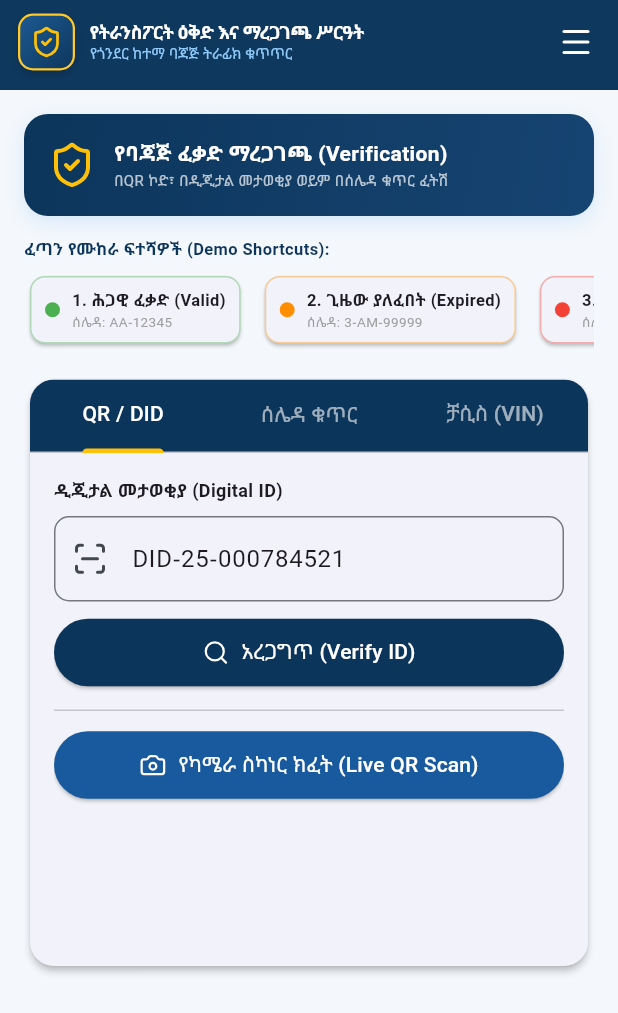
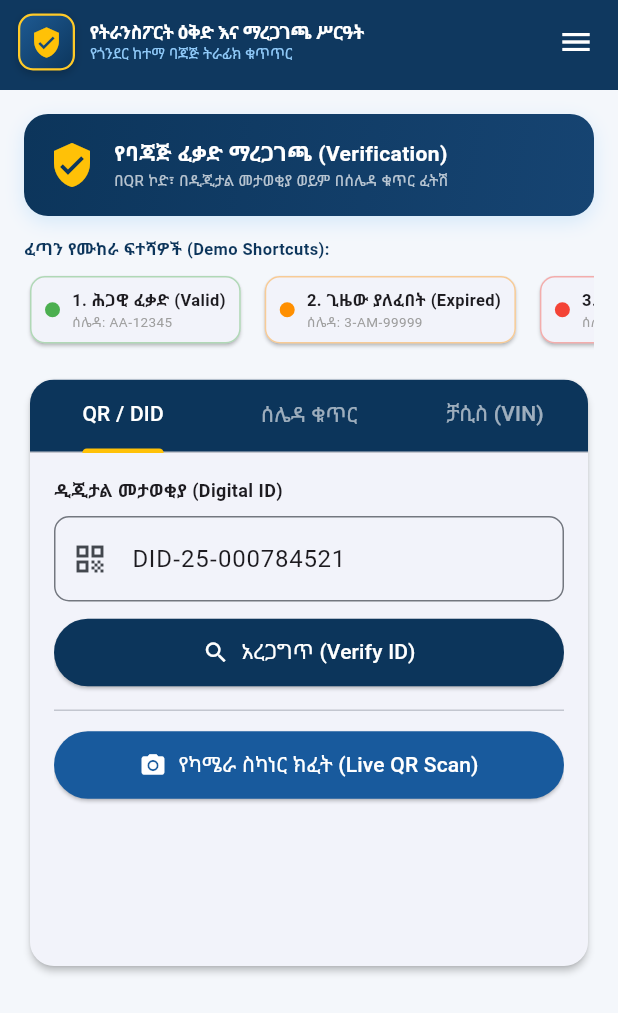
Before and after one commit to yata13/transport-service-information-systems, a Flutter app: the screen it shows after launch, after a tap on "ግባ (Sign In)", on a phone screen of 412 x 824 dp. Shown: the top 1013 px of the screen. Run offline on Flutter 3.47's test engine with Material 3 defaults, Android fonts, the phone set to English and light mode, and no system bars; our stand-ins replace google_fonts, qr_flutter, supabase_flutter; missing offline and left inert: mobile_scanner; accounts and stored records are empty; network calls fail.

Commit message:
refactor: replace Lucide icons with Flutter Material icons
Replaced third-party Lucide icons with native Material Icons to simplify dependencies and enhance UI consistency. Also improved Supabase initialization logic in main.dart.

```diff
--- a/flutter_app/lib/main.dart
+++ b/flutter_app/lib/main.dart
@@ -2,24 +2,25 @@ import 'package:flutter/material.dart';
 import 'package:google_fonts/google_fonts.dart';
 import 'package:supabase_flutter/supabase_flutter.dart';
 import 'screens/login_screen.dart';
+import 'services/supabase_service.dart';
 
 void main() async {
   WidgetsFlutterBinding.ensureInitialized();
 
-  // REPLACE WITH YOUR SUPABASE URL & ANON KEY
-  // Found in Supabase Dashboard -> Project Settings -> API
+  // Supabase Credentials
   const supabaseUrl = 'https://fvqmdcwvtreqkxsrgisi.supabase.co';
   const supabaseKey = 'sb_publishable_LwXB0Bn1J3QkmwZCinCWkQ_gfVyzdpz';
 
   try {
-    if (!supabaseUrl.contains('YOUR_SUPABASE')) {
+    if (!supabaseUrl.contains('YOUR_SUPABASE') && supabaseUrl.isNotEmpty) {
       await Supabase.initialize(
         url: supabaseUrl,
         anonKey: supabaseKey,
       );
+      SupabaseService.isConfigured = true;
     }
   } catch (e) {
-    debugPrint('Supabase offline or not yet configured: $e');
+    debugPrint('Supabase offline or initialization error: $e');
   }
 
   runApp(const GondarTrafficApp());
--- a/flutter_app/lib/screens/login_screen.dart
+++ b/flutter_app/lib/screens/login_screen.dart
@@ -1,5 +1,4 @@
 import 'package:flutter/material.dart';
-import 'package:lucide_icons/lucide_icons.dart';
 import '../services/supabase_service.dart';
 import 'app_shell.dart';
 
@@ -91,7 +90,7 @@ class _LoginScreenState extends State<LoginScreen> {
                           ),
                         ],
                       ),
-                      child: const Icon(LucideIcons.shieldCheck, color: Colors.amber, size: 48),
+                      child: const Icon(Icons.verified_user, color: Colors.amber, size: 48),
                     ),
                   ],
                 ),
@@ -139,7 +138,7 @@ class _LoginScreenState extends State<LoginScreen> {
                     children: [
                       const Row(
                         children: [
-                          Icon(LucideIcons.lock, size: 18, color: Color(0xFF0C355B)),
+                          Icon(Icons.lock, size: 18, color: Color(0xFF0C355B)),
                           SizedBox(width: 8),
                           Text(
                             'የፍተሻ መኮንን መግቢያ (Officer Login)',
@@ -157,7 +156,7 @@ class _LoginScreenState extends State<LoginScreen> {
                         controller: _usernameController,
                         decoration: InputDecoration(
                           labelText: 'የተጠቃሚ ስም (Username)',
-                          prefixIcon: const Icon(LucideIcons.user, size: 20),
+                          prefixIcon: const Icon(Icons.person, size: 20),
                           border: OutlineInputBorder(borderRadius: BorderRadius.circular(12)),
                           filled: true,
                           fillColor: const Color(0xFFF9FBFC),
@@ -170,7 +169,7 @@ class _LoginScreenState extends State<LoginScreen> {
                         obscureText: true,
                         decoration: InputDecoration(
                           labelText: 'የይለፍ ቃል (Password)',
-                          prefixIcon: const Icon(LucideIcons.key, size: 20),
+                          prefixIcon: const Icon(Icons.vpn_key, size: 20),
                           border: OutlineInputBorder(borderRadius: BorderRadius.circular(12)),
                           filled: true,
                           fillColor: const Color(0xFFF9FBFC),
@@ -231,12 +230,12 @@ class _LoginScreenState extends State<LoginScreen> {
                         runSpacing: 8,
                         children: [
                           ActionChip(
-                            avatar: const Icon(LucideIcons.userCheck, size: 14, color: Color(0xFF0C355B)),
+                            avatar: const Icon(Icons.check_circle, size: 14, color: Color(0xFF0C355B)),
                             label: const Text('ኢንስፔክተር አበበ (Abebe)', style: TextStyle(fontSize: 11)),
                             onPressed: () => _fillDemo('inspector_abebe', 'gondar2025'),
                           ),
                           ActionChip(
-                            avatar: const Icon(LucideIcons.shield, size: 14, color: Color(0xFF0C355B)),
+                            avatar: const Icon(Icons.shield, size: 14, color: Color(0xFF0C355B)),
                             label: const Text('ረዳት ሰለሞን (Selemon)', style: TextStyle(fontSize: 11)),
                             onPressed: () => _fillDemo('inspector_selemon', 'gondar2025'),
                           ),
--- a/flutter_app/lib/screens/reports_screen.dart
+++ b/flutter_app/lib/screens/reports_screen.dart
@@ -1,5 +1,4 @@
 import 'package:flutter/material.dart';
-import 'package:lucide_icons/lucide_icons.dart';
 import '../models/violation_report.dart';
 import '../services/supabase_service.dart';
 
--- a/flutter_app/lib/screens/verification_screen.dart
+++ b/flutter_app/lib/screens/verification_screen.dart
@@ -1,5 +1,4 @@
 import 'package:flutter/material.dart';
-import 'package:lucide_icons/lucide_icons.dart';
 import 'package:mobile_scanner/mobile_scanner.dart';
 import '../services/supabase_service.dart';
 import '../models/bajaj_vehicle.dart';
@@ -169,7 +168,7 @@ class _VerificationScreenState extends State<VerificationScreen>
             ),
             child: const Row(
               children: [
-                Icon(LucideIcons.shieldCheck, color: Colors.amber, size: 32),
+                Icon(Icons.verified_user, color: Colors.amber, size: 32),
                 SizedBox(width: 12),
                 Expanded(
                   child: Column(
@@ -275,14 +274,14 @@ class _VerificationScreenState extends State<VerificationScreen>
                               controller: _didController,
                               decoration: InputDecoration(
                                 hintText: 'DID-25-000784521',
-                                prefixIcon: const Icon(LucideIcons.scanLine),
+                                prefixIcon: const Icon(Icons.qr_code),
                                 border: OutlineInputBorder(borderRadius: BorderRadius.circular(10)),
                               ),
                             ),
                             const SizedBox(height: 10),
                             ElevatedButton.icon(
                               onPressed: () => _runVerification(_didController.text, 'did'),
-                              icon: const Icon(LucideIcons.search, size: 18),
+                              icon: const Icon(Icons.search, size: 18),
                               label: const Text('አረጋግጥ (Verify ID)'),
                               style: ElevatedButton.styleFrom(
                                 backgroundColor: const Color(0xFF0C355B),
@@ -299,7 +298,7 @@ class _VerificationScreenState extends State<VerificationScreen>
                               onPressed: () {
                                 setState(() => _isScannerOpen = !_isScannerOpen);
                               },
-                              icon: Icon(_isScannerOpen ? LucideIcons.cameraOff : LucideIcons.camera, size: 18),
+                              icon: Icon(_isScannerOpen ? Icons.videocam_off : Icons.camera_alt, size: 18),
                               label: Text(_isScannerOpen ? 'ካሜራ ዝጋ (Close Camera)' : 'የካሜራ ስካነር ክፈት (Live QR Scan)'),
                               style: ElevatedButton.styleFrom(
                                 backgroundColor: const Color(0xFF185A9D),
@@ -344,14 +343,14 @@ class _VerificationScreenState extends State<VerificationScreen>
                               controller: _plateController,
                               decoration: InputDecoration(
                                 hintText: 'ለምሳሌ፡ AA-12345 ወይም 3-AM-04891',
-                                prefixIcon: const Icon(LucideIcons.car),
+                                prefixIcon: const Icon(Icons.directions_car),
                                 border: OutlineInputBorder(borderRadius: BorderRadius.circular(10)),
                               ),
                             ),
                             const SizedBox(height: 14),
                             ElevatedButton.icon(
                               onPressed: () => _runVerification(_plateController.text, 'plate'),
-                              icon: const Icon(LucideIcons.search, size: 18),
+                              icon: const Icon(Icons.search, size: 18),
                               label: const Text('በሰሌዳ ቁጥር ፈትሽ (Search Plate)'),
                               style: ElevatedButton.styleFrom(
                                 backgroundColor: const Color(0xFF0C355B),
@@ -375,14 +374,14 @@ class _VerificationScreenState extends State<VerificationScreen>
                               controller: _vinController,
                               decoration: InputDecoration(
                                 hintText: 'MBN12345678912345',
-                                prefixIcon: const Icon(LucideIcons.binary),
+                                prefixIcon: const Icon(Icons.tag),
                                 border: OutlineInputBorder(borderRadius: BorderRadius.circular(10)),
                               ),
                             ),
                             const SizedBox(height: 14),
                             ElevatedButton.icon(
                               onPressed: () => _runVerification(_vinController.text, 'vin'),
-                              icon: const Icon(LucideIcons.search, size: 18),
+                              icon: const Icon(Icons.search, size: 18),
                               label: const Text('በቻሲስ ፈትሽ (Search Chassis)'),
                               style: ElevatedButton.styleFrom(
                                 backgroundColor: const Color(0xFF0C355B),
--- a/flutter_app/lib/services/supabase_service.dart
+++ b/flutter_app/lib/services/supabase_service.dart
@@ -8,23 +8,21 @@ class SupabaseService {
   static final List<BajajVehicle> _localVehicles = List.from(initialBajajDatabase);
   static final List<TrafficViolationReport> _localReports = List.from(initialReports);
 
+  static bool isConfigured = false;
+
   static SupabaseClient? get _client {
     try {
-      return Supabase.instance.client;
+      if (isConfigured) {
+        return Supabase.instance.client;
+      }
+      return null;
     } catch (_) {
       return null;
     }
   }
 
   /// Check if Supabase connection is active
-  static bool get isConnected {
-    try {
-      final client = _client;
-      return client != null && !client.supabaseUrl.contains('YOUR_SUPABASE');
-    } catch (_) {
-      return false;
-    }
-  }
+  static bool get isConnected => isConfigured && _client != null;
 
   /// Get all vehicles
   static Future<List<BajajVehicle>> getAllVehicles() async {
--- a/flutter_app/lib/widgets/app_top_bar.dart
+++ b/flutter_app/lib/widgets/app_top_bar.dart
@@ -1,5 +1,4 @@
 import 'package:flutter/material.dart';
-import 'package:lucide_icons/lucide_icons.dart';
 
 class AppTopBar extends StatelessWidget implements PreferredSizeWidget {
   final VoidCallback onToggleDrawer;
@@ -41,7 +40,7 @@ class AppTopBar extends StatelessWidget implements PreferredSizeWidget {
                 ),
               ],
             ),
-            child: const Icon(LucideIcons.shieldCheck, color: Colors.amber, size: 22),
+            child: const Icon(Icons.verified_user, color: Colors.amber, size: 22),
           ),
           const SizedBox(width: 10),
 
@@ -77,7 +76,7 @@ class AppTopBar extends StatelessWidget implements PreferredSizeWidget {
       ),
       actions: [
         IconButton(
-          icon: const Icon(LucideIcons.menu, color: Colors.white, size: 24),
+          icon: const Icon(Icons.menu, color: Colors.white, size: 24),
           onPressed: onToggleDrawer,
           tooltip: 'የአሰሳ ማውጫ (Navigation Menu)',
         ),
--- a/flutter_app/lib/widgets/verifying_progress_dialog.dart
+++ b/flutter_app/lib/widgets/verifying_progress_dialog.dart
@@ -1,5 +1,4 @@
 import 'package:flutter/material.dart';
-import 'package:lucide_icons/lucide_icons.dart';
 
 class VerifyingProgressDialog extends StatefulWidget {
   final String queryValue;
@@ -89,7 +88,7 @@ class _VerifyingProgressDialogState extends State<VerifyingProgressDialog> {
                       ),
                     ],
                   ),
-                  child: const Icon(LucideIcons.scanLine, color: Colors.amber, size: 28),
+                  child: const Icon(Icons.qr_code_scanner, color: Colors.amber, size: 28),
                 ),
               ],
             ),
@@ -133,7 +132,7 @@ class _VerifyingProgressDialogState extends State<VerifyingProgressDialog> {
                         ),
                         child: Center(
                           child: isDone
-                              ? const Icon(LucideIcons.check, size: 14, color: Colors.white)
+                              ? const Icon(Icons.check, size: 14, color: Colors.white)
                               : isCurrent
                                   ? const SizedBox(
                                       width: 10,
--- a/flutter_app/pubspec.yaml
+++ b/flutter_app/pubspec.yaml
@@ -13,7 +13,6 @@ dependencies:
   mobile_scanner: ^5.2.3
   qr_flutter: ^4.1.0
   google_fonts: ^6.2.1
-  lucide_icons: ^0.257.0
   intl: ^0.19.0
   shared_preferences: ^2.2.3
   cached_network_image: ^3.3.1
```
Also changed, not shown: flutter_app/lib/screens/dashboard_screen.dart (+8 -9 lines), flutter_app/lib/screens/settings_screen.dart (+4 -5 lines), flutter_app/lib/screens/validity_result_screen.dart (+10 -12 lines), flutter_app/lib/screens/vehicle_details_screen.dart (+6 -7 lines), flutter_app/lib/screens/vehicles_list_screen.dart (+4 -5 lines), flutter_app/lib/screens/violation_report_screen.dart (+3 -4 lines), flutter_app/lib/widgets/app_drawer.dart (+8 -9 lines), flutter_app/lib/widgets/pdf_permit_modal.dart (+5 -6 lines).
